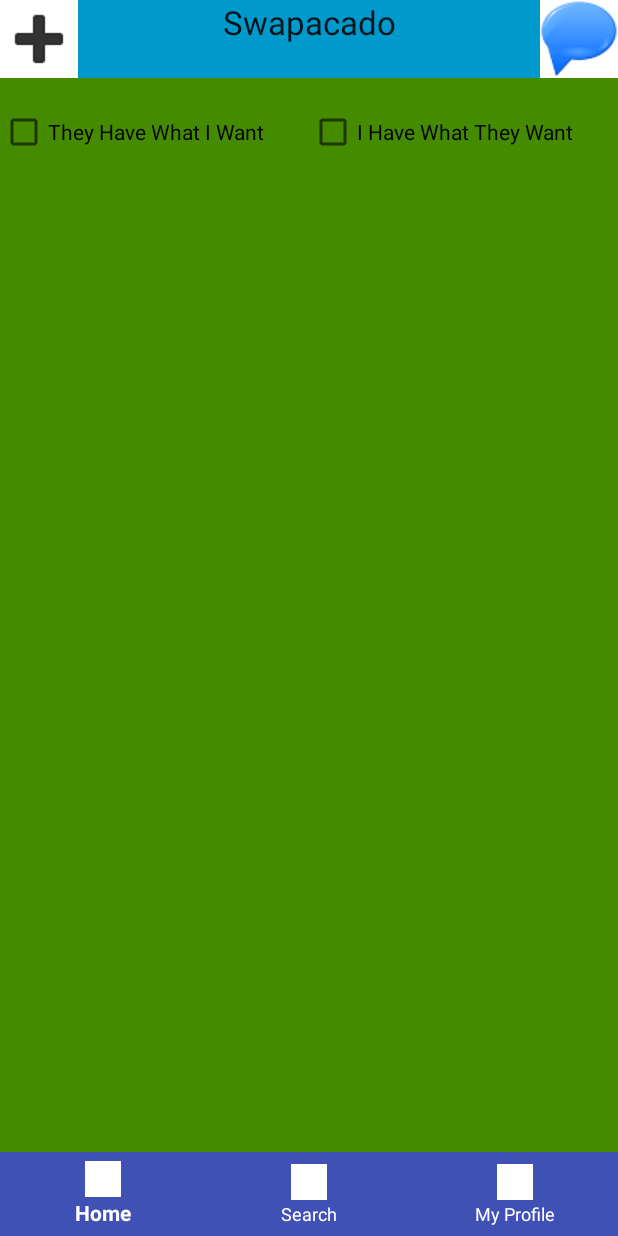
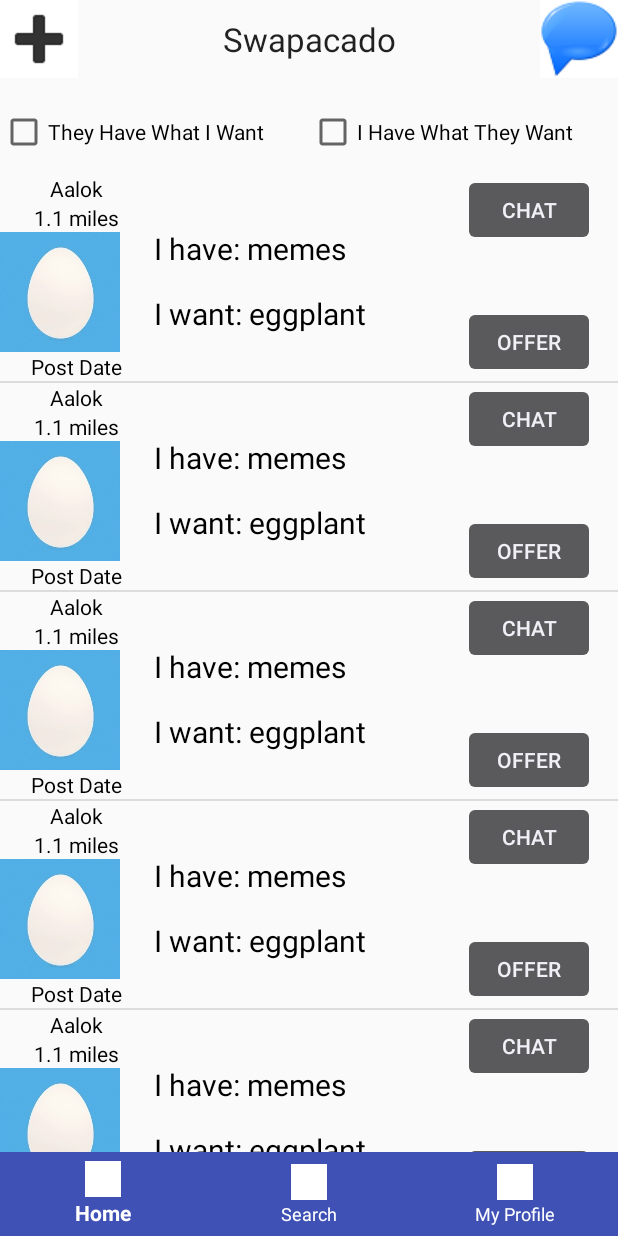
Before and after one commit to andyl7an/Swapacado, an Android app: the screen it shows after launch (HomeActivity), on a phone screen of 412 x 824 dp. Run offline under Robolectric (Android 15) with nearby library versions, the light colour scheme and no system bars; our stand-ins replace Firebase (no records; nobody signed in at launch, a user with empty details on screens opened directly).

Commit message:
Have initial home page. need real data soon and to make buttons live

```diff
--- a/app/src/main/java/com/cpe307/swapacado/swapacado/HomeActivity.java
+++ b/app/src/main/java/com/cpe307/swapacado/swapacado/HomeActivity.java
@@ -3,16 +3,10 @@ package com.cpe307.swapacado.swapacado;
 import android.content.Intent;
 import android.os.Bundle;
 import android.support.v7.app.AppCompatActivity;
-import android.util.Log;
 import android.view.View;
 import android.widget.LinearLayout;
+import android.widget.ListView;
 import android.widget.Toast;
-
-import com.google.firebase.database.DataSnapshot;
-import com.google.firebase.database.DatabaseError;
-import com.google.firebase.database.DatabaseReference;
-import com.google.firebase.database.FirebaseDatabase;
-import com.google.firebase.database.ValueEventListener;
 
 public class HomeActivity extends AppCompatActivity {
 
@@ -67,68 +61,34 @@ public class HomeActivity extends AppCompatActivity {
         messageIcon.setLayoutParams(layoutParams);
     }
 
+    private void configureScreen()
+    {
+        View decorView = getWindow().getDecorView();
+        // Hide both the navigation bar and the status bar.
+        // SYSTEM_UI_FLAG_FULLSCREEN is only available on Android 4.1 and higher, but as
+        // a general rule, you should design your app to hide the status bar whenever you
+        // hide the navigation bar.
+        int uiOptions = View.SYSTEM_UI_FLAG_HIDE_NAVIGATION
+                | View.SYSTEM_UI_FLAG_FULLSCREEN;
+        decorView.setSystemUiVisibility(uiOptions);
+    }
+
+
     @Override
     protected void onCreate(Bundle savedInstanceState) {
         super.onCreate(savedInstanceState);
         setContentView(R.layout.activity_home);
+
+//        configureScreen();
 
         uniqueID = this.getIntent().getStringExtra("uniqueID");
 
         attachMenuButtonHandlers();
         adjustTitleBar();
 
-        FirebaseDatabase dbInstance = FirebaseDatabase.getInstance();
-        //DatabaseReference database= dbInstance.getReference();
+        PostDatabase.refreshAllPosts();
 
-        DatabaseReference myRef = dbInstance.getReference("message");
-//        myRef.setValue("what am i doing???");
-
-        final String TAG = "Ahluwalia";
-
-        myRef.addListenerForSingleValueEvent(new ValueEventListener() {
-            @Override
-            public void onDataChange(DataSnapshot dataSnapshot) {
-                String value = dataSnapshot.getValue(String.class);
-                String value2 = dataSnapshot.getKey();
-                boolean value3 = dataSnapshot.exists();
-                Log.d(TAG, "Value is: " + value);
-                Log.d(TAG, "Value is: " + value2);
-                Log.d(TAG, "Value is: " + value3);
-            }
-
-            @Override
-            public void onCancelled(DatabaseError databaseError) {
-                Log.w(TAG, "Failed to read value.", databaseError.toException());
-
-            }
-        });
-//        PostDatabase.init();
-        PostDatabase.refreshAllPosts();
-/*
-        // Read from the database
-        myRef.addValueEventListener(new ValueEventListener() {
-            @Override
-            public void onDataChange(DataSnapshot dataSnapshot) {
-                // This method is called once with the initial value and again
-                // whenever data at this location is updated.
-                String value = dataSnapshot.getValue(String.class);
-                Log.d(TAG, "Value is: " + value);
-            }
-
-            @Override
-            public void onCancelled(DatabaseError error) {
-                // Failed to read value
-                Log.w(TAG, "Failed to read value.", error.toException());
-            }
-        });
-*/
-        //database.child("allposts").child("TestingFirstPost").setValue("Welcome to storing data on firebase");
-        //database.
-
-
-
-        //PURELY FOR DEVELOPMENT PURPOSES
-        Intent mapIntent = new Intent(HomeActivity.this, MapActivity.class);
-
+        ListView myListView = (ListView) findViewById(R.id.home_listview);
+        myListView.setAdapter(new CustomAdapter(this.getApplicationContext(), new Post[10]));
     }
 }
--- /dev/null
+++ b/app/src/main/java/com/cpe307/swapacado/swapacado/PostAdapter.java
@@ -0,0 +1,40 @@
+package com.cpe307.swapacado.swapacado;
+
+/**
+ * Created by aalok_000 on 5/22/2017.
+ */
+
+import android.content.Context;
+import android.view.LayoutInflater;
+import android.view.View;
+import android.view.ViewGroup;
+import android.widget.ArrayAdapter;
+
+class CustomAdapter extends ArrayAdapter<Post>{
+
+
+    public CustomAdapter(Context context, Post [] posts) {
+        super(context, R.layout.custom_row ,posts);
+    }
+
+    @Override
+    public View getView(int position, View convertView, ViewGroup parent) {
+        LayoutInflater myInflater = LayoutInflater.from(this.getContext());
+        View customView = myInflater.inflate(R.layout.custom_row,parent, false);
+
+
+        Post singlePost = getItem(position);
+        //Name
+
+        //Set profile picture of user
+        //set name of user
+        //set distance
+        //Set Post Date and time of user
+        //Set I want
+        //Set I have
+        //Show rating
+        //Wire contact button
+        //Wire Offer button
+        return customView;
+    }
+}
--- a/app/src/main/java/com/cpe307/swapacado/swapacado/PostDatabase.java
+++ b/app/src/main/java/com/cpe307/swapacado/swapacado/PostDatabase.java
@@ -33,6 +33,10 @@ public class PostDatabase {
         Post samplePost = Post.createPost("123", true, "i want", "i have");
         allPosts.add(samplePost);
         myRef.setValue(allPosts);;
+    }
+    public static List <Post> getAllPosts()
+    {
+        return new ArrayList<>(allPosts);
     }
     public static void refreshAllPosts()
     {
--- a/app/src/main/res/layout/activity_home.xml
+++ b/app/src/main/res/layout/activity_home.xml
@@ -1,5 +1,6 @@
 <?xml version="1.0" encoding="utf-8"?>
 
+<!--android:background="#458B00"-->
 <RelativeLayout xmlns:android="http://schemas.android.com/apk/res/android"
     xmlns:tools="http://schemas.android.com/tools"
     xmlns:app="http://schemas.android.com/apk/res-auto"
@@ -8,15 +9,16 @@
     android:layout_height="match_parent"
 
     tools:context="com.cpe307.swapacado.swapacado.HomeActivity"
-    android:background="#458B00"
+
     >
 
-    <!-- Encapsulate the title and New Post Button and the Messages Button -->
+    <!-- Encapsulate the title and New Post Button and the Messages Button
+     android:background="@android:color/holo_blue_dark"-->
     <LinearLayout
         android:layout_width="match_parent"
         android:layout_height="wrap_content"
         android:id="@+id/homeHeader"
-        android:background="@android:color/holo_blue_dark"
+
         >
         <!--We will adjust the dimensions of the plus dynamically in the on create-->
         <ImageButton
@@ -32,6 +34,7 @@
             android:layout_height="wrap_content"
             android:layout_weight="4"
             android:text="Swapacado"
+            android:layout_gravity="center_vertical"
             android:textAlignment="center"
             android:textAppearance="@android:style/TextAppearance.DeviceDefault.Large"
             android:id="@+id/homeTitle"
@@ -58,6 +61,7 @@
             android:text="They Have What I Want"
             android:textAppearance="@android:style/TextAppearance.DeviceDefault.Small"
             android:layout_weight="1"
+            android:id="@+id/home_toggleHave"
             />
         <CheckBox
             android:layout_weight="1"
@@ -65,6 +69,7 @@
             android:layout_width="wrap_content"
             android:layout_height="wrap_content"
             android:text="I Have What They Want"
+            android:id="@+id/home_toggleWant"
             android:textAppearance="@android:style/TextAppearance.DeviceDefault.Small"
             />
     </LinearLayout>
@@ -73,11 +78,20 @@
     <!-- Filters posts by things i am currently looking for -->
 
     <!-- Inifinite scroll on posts will go here -->
-    <ListView
+    <LinearLayout
         android:layout_width="match_parent"
-        android:layout_height="wrap_content">
+        android:layout_height="wrap_content"
+        android:layout_below="@id/homeHeader"
+        android:layout_marginTop="64dp"
+        >
+        <ListView
+            android:layout_width="match_parent"
+            android:layout_height="wrap_content"
+            android:id="@+id/home_listview">
 
-    </ListView>
+        </ListView>
+    </LinearLayout>
+
 
     <android.support.design.widget.BottomNavigationView
         android:id="@+id/bottom_navigation"
--- /dev/null
+++ b/app/src/main/res/layout/custom_row.xml
@@ -0,0 +1,92 @@
+<?xml version="1.0" encoding="utf-8"?>
+<LinearLayout xmlns:android="http://schemas.android.com/apk/res/android"
+    android:orientation="horizontal"
+    android:layout_width="match_parent"
+    android:layout_height="wrap_content"
+    >
+    <!--Holds All non contact and make an offer button-->
+    <LinearLayout
+        android:layout_width="0px"
+        android:layout_height="match_parent"
+        android:orientation="vertical"
+        android:layout_weight="1"
+        >
+        <TextView
+            android:layout_width="wrap_content"
+            android:layout_height="wrap_content"
+            android:text="Aalok"
+            android:id="@+id/postCard_name"
+            android:layout_gravity="center"
+            android:textColor="@android:color/black"
+            />
+        <TextView
+            android:layout_width="wrap_content"
+            android:layout_height="wrap_content"
+            android:text="1.1 miles"
+            android:layout_gravity="center"
+            android:id="@+id/postCard_distance"
+            android:textColor="@android:color/black"
+            />
+        <ImageView
+            android:layout_width="80dp"
+            android:layout_height="80dp"
+            android:src="@drawable/egg"
+            android:id="@+id/postCard_egg"
+            />
+        <TextView
+            android:layout_width="wrap_content"
+            android:layout_height="wrap_content"
+            android:text="Post Date"
+            android:id="@+id/postCard_postDate"
+            android:layout_gravity="center"
+            android:textColor="@android:color/black"
+            />
+    </LinearLayout>
+
+    <LinearLayout
+        android:layout_width="0px"
+        android:layout_height="match_parent"
+        android:orientation="vertical"
+        android:layout_weight="2"
+        >
+        <TextView
+            android:layout_width="wrap_content"
+            android:layout_height="wrap_content"
+            android:id="@+id/postCard_have"
+            android:layout_marginTop="36dp"
+            android:text="I have: memes"
+            android:textColor="@android:color/black"
+            android:textSize="20sp"
+            />
+        <TextView
+            android:layout_width="wrap_content"
+            android:layout_height="wrap_content"
+            android:id="@+id/postCard_want"
+            android:text="I want: eggplant"
+            android:layout_marginTop="16dp"
+            android:textSize="20sp"
+            android:textColor="@android:color/black"
+            />
+
+    </LinearLayout>
+    <LinearLayout
+        android:layout_width="0px"
+        android:layout_height="match_parent"
+        android:orientation="vertical"
+        android:layout_weight="1"
+        >
+    <Button
+        android:layout_width="wrap_content"
+        android:layout_height="wrap_content"
+        android:text="Chat"
+        android:layout_marginBottom="40dp"
+        />
+    <Button
+        android:layout_width="wrap_content"
+        android:layout_height="wrap_content"
+        android:text="Offer"/>
+    </LinearLayout>
+    <!--Holds contact and make an swap button-->
+
+
+</LinearLayout>
```
Also changed, not shown: app/src/main/AndroidManifest.xml (+12 -6 lines), app/src/main/res/drawable/egg.jpeg (added).
